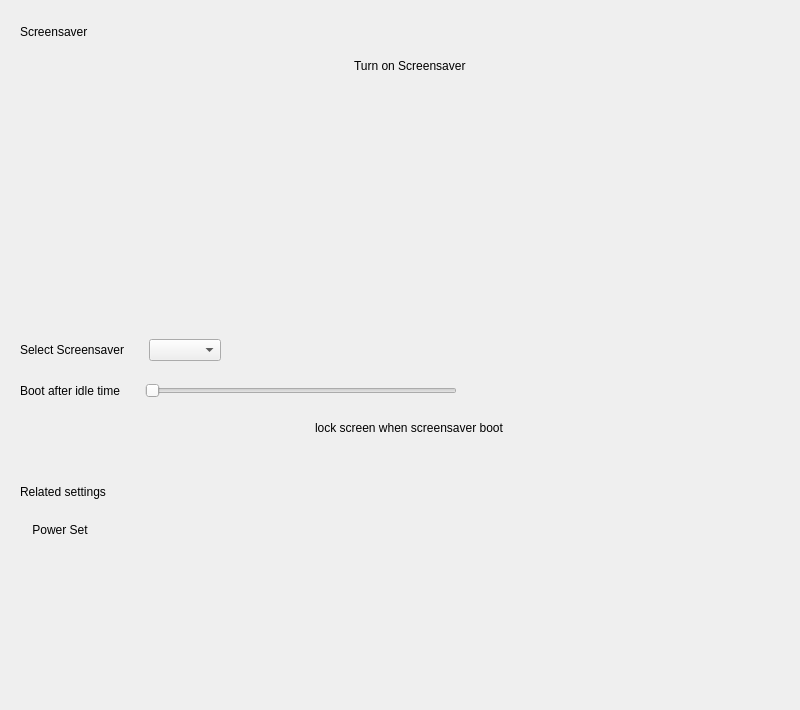
Qt form plugins/personalized/screensaver/screensaver.ui (ukui/ukui-control-center) before a commit.
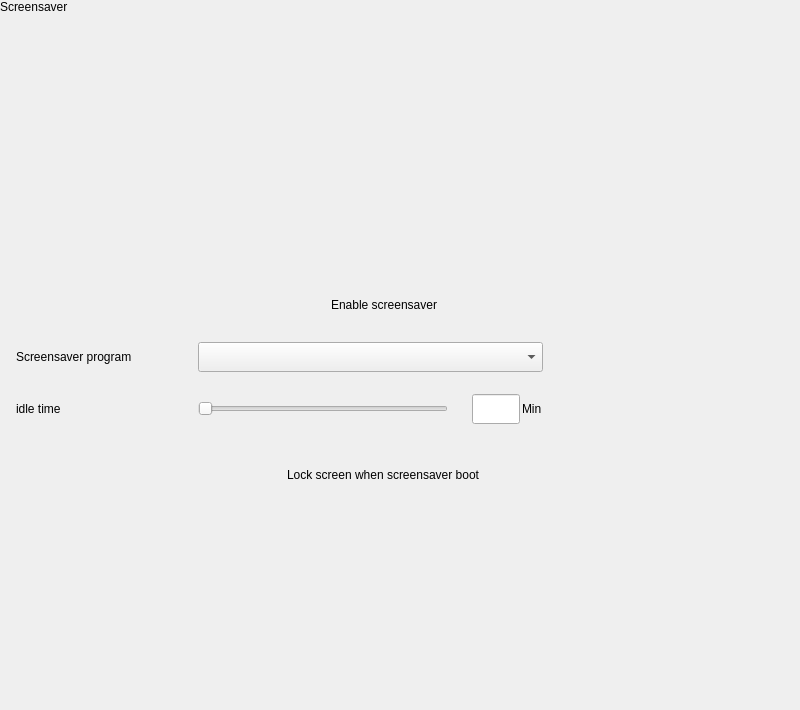
The same form after that commit.

The edit to the form file:
```diff
--- a/plugins/personalized/screensaver/screensaver.ui
+++ b/plugins/personalized/screensaver/screensaver.ui
@@ -12,14 +12,14 @@
   </property>
   <property name="minimumSize">
    <size>
-    <width>800</width>
-    <height>710</height>
+    <width>0</width>
+    <height>0</height>
    </size>
   </property>
   <property name="maximumSize">
    <size>
-    <width>800</width>
-    <height>710</height>
+    <width>16777215</width>
+    <height>16777215</height>
    </size>
   </property>
   <property name="windowTitle">
@@ -27,7 +27,7 @@
   </property>
   <layout class="QVBoxLayout" name="verticalLayout_2">
    <property name="spacing">
-    <number>0</number>
+    <number>2</number>
    </property>
    <property name="leftMargin">
     <number>0</number>
@@ -36,32 +36,13 @@
     <number>0</number>
    </property>
    <property name="rightMargin">
-    <number>0</number>
+    <number>32</number>
    </property>
    <property name="bottomMargin">
-    <number>0</number>
+    <number>40</number>
    </property>
    <item>
-    <widget class="QStackedWidget" name="StackedWidget">
-     <widget class="QWidget" name="Page1">
-      <layout class="QVBoxLayout" name="verticalLayout">
-       <property name="spacing">
-        <number>20</number>
-       </property>
-       <property name="leftMargin">
-        <number>20</number>
-       </property>
-       <property name="topMargin">
-        <number>25</number>
-       </property>
-       <property name="rightMargin">
-        <number>0</number>
-       </property>
-       <property name="bottomMargin">
-        <number>0</number>
-       </property>
-       <item>
-        <widget class="QLabel" name="label">
+    <widget class="QLabel" name="titleLabel">
          <property name="sizePolicy">
           <sizepolicy hsizetype="Fixed" vsizetype="Fixed">
            <horstretch>0</horstretch>
@@ -80,53 +61,28 @@
         </widget>
        </item>
        <item>
-        <layout class="QHBoxLayout" name="activeHLayout">
-         <property name="spacing">
-          <number>25</number>
-         </property>
-         <item>
-          <widget class="QLabel" name="label_8">
-           <property name="sizePolicy">
-            <sizepolicy hsizetype="Fixed" vsizetype="Fixed">
-             <horstretch>0</horstretch>
-             <verstretch>0</verstretch>
-            </sizepolicy>
-           </property>
-           <property name="text">
-            <string>Turn on Screensaver</string>
-           </property>
-           <property name="scaledContents">
-            <bool>true</bool>
-           </property>
-          </widget>
-         </item>
-        </layout>
-       </item>
+    <spacer name="verticalSpacer_2">
+     <property name="orientation">
+      <enum>Qt::Vertical</enum>
+     </property>
+     <property name="sizeType">
+      <enum>QSizePolicy::Fixed</enum>
+     </property>
+     <property name="sizeHint" stdset="0">
+      <size>
+       <width>20</width>
+       <height>14</height>
+      </size>
+     </property>
+    </spacer>
+   </item>
        <item>
-        <widget class="QWidget" name="widget" native="true">
-         <layout class="QVBoxLayout" name="verticalLayout_4">
+    <layout class="QHBoxLayout" name="horizontalLayout">
           <property name="spacing">
-           <number>20</number>
-          </property>
-          <property name="leftMargin">
-           <number>0</number>
-          </property>
-          <property name="topMargin">
            <number>0</number>
           </property>
           <property name="rightMargin">
-           <number>0</number>
-          </property>
-          <property name="bottomMargin">
-           <number>0</number>
-          </property>
-          <item>
-           <layout class="QHBoxLayout" name="horizontalLayout_6">
-            <property name="spacing">
-             <number>0</number>
-            </property>
-            <property name="leftMargin">
-             <number>0</number>
+      <number>9</number>
             </property>
             <item>
              <widget class="QWidget" name="previewWidget" native="true">
@@ -145,45 +101,6 @@
              </widget>
             </item>
             <item>
-             <spacer name="horizontalSpacer_4">
-              <property name="orientation">
-               <enum>Qt::Horizontal</enum>
-              </property>
-              <property name="sizeHint" stdset="0">
-               <size>
-                <width>40</width>
-                <height>20</height>
-               </size>
-              </property>
-             </spacer>
-            </item>
-           </layout>
-          </item>
-          <item>
-           <layout class="QHBoxLayout" name="horizontalLayout_7">
-            <property name="spacing">
-             <number>25</number>
-            </property>
-            <item>
-             <widget class="QLabel" name="label_3">
-              <property name="sizePolicy">
-               <sizepolicy hsizetype="Fixed" vsizetype="Fixed">
-                <horstretch>0</horstretch>
-                <verstretch>0</verstretch>
-               </sizepolicy>
-              </property>
-              <property name="text">
-               <string>Select Screensaver</string>
-              </property>
-              <property name="scaledContents">
-               <bool>true</bool>
-              </property>
-             </widget>
-            </item>
-            <item>
-             <widget class="QComboBox" name="comboBox"/>
-            </item>
-            <item>
              <spacer name="horizontalSpacer">
               <property name="orientation">
                <enum>Qt::Horizontal</enum>
@@ -199,91 +116,6 @@
            </layout>
           </item>
           <item>
-           <layout class="QHBoxLayout" name="horizontalLayout_2">
-            <property name="spacing">
-             <number>25</number>
-            </property>
-            <item>
-             <widget class="QLabel" name="label_4">
-              <property name="sizePolicy">
-               <sizepolicy hsizetype="Fixed" vsizetype="Fixed">
-                <horstretch>0</horstretch>
-                <verstretch>0</verstretch>
-               </sizepolicy>
-              </property>
-              <property name="text">
-               <string>Boot after idle time</string>
-              </property>
-              <property name="scaledContents">
-               <bool>true</bool>
-              </property>
-             </widget>
-            </item>
-            <item>
-             <widget class="QSlider" name="idleSlider">
-              <property name="orientation">
-               <enum>Qt::Horizontal</enum>
-              </property>
-             </widget>
-            </item>
-            <item>
-             <widget class="QLabel" name="idleLabel">
-              <property name="sizePolicy">
-               <sizepolicy hsizetype="Fixed" vsizetype="Fixed">
-                <horstretch>0</horstretch>
-                <verstretch>0</verstretch>
-               </sizepolicy>
-              </property>
-              <property name="text">
-               <string/>
-              </property>
-              <property name="scaledContents">
-               <bool>true</bool>
-              </property>
-             </widget>
-            </item>
-            <item>
-             <spacer name="horizontalSpacer_2">
-              <property name="orientation">
-               <enum>Qt::Horizontal</enum>
-              </property>
-              <property name="sizeHint" stdset="0">
-               <size>
-                <width>40</width>
-                <height>20</height>
-               </size>
-              </property>
-             </spacer>
-            </item>
-           </layout>
-          </item>
-          <item>
-           <layout class="QHBoxLayout" name="lockHLayout">
-            <property name="spacing">
-             <number>25</number>
-            </property>
-            <item>
-             <widget class="QLabel" name="label_5">
-              <property name="sizePolicy">
-               <sizepolicy hsizetype="Fixed" vsizetype="Fixed">
-                <horstretch>0</horstretch>
-                <verstretch>0</verstretch>
-               </sizepolicy>
-              </property>
-              <property name="text">
-               <string>lock screen when screensaver boot</string>
-              </property>
-              <property name="scaledContents">
-               <bool>true</bool>
-              </property>
-             </widget>
-            </item>
-           </layout>
-          </item>
-         </layout>
-        </widget>
-       </item>
-       <item>
         <spacer name="verticalSpacer">
          <property name="orientation">
           <enum>Qt::Vertical</enum>
@@ -294,13 +126,54 @@
          <property name="sizeHint" stdset="0">
           <size>
            <width>20</width>
-           <height>30</height>
+       <height>22</height>
           </size>
          </property>
         </spacer>
        </item>
        <item>
-        <widget class="QLabel" name="label_6">
+    <widget class="QWidget" name="enableWidget" native="true">
+     <property name="minimumSize">
+      <size>
+       <width>0</width>
+       <height>50</height>
+      </size>
+     </property>
+     <property name="maximumSize">
+      <size>
+       <width>16777215</width>
+       <height>50</height>
+      </size>
+     </property>
+     <layout class="QHBoxLayout" name="horizontalLayout_3">
+      <property name="spacing">
+       <number>0</number>
+      </property>
+      <property name="leftMargin">
+       <number>0</number>
+      </property>
+      <property name="topMargin">
+       <number>0</number>
+      </property>
+      <property name="rightMargin">
+       <number>0</number>
+      </property>
+      <property name="bottomMargin">
+       <number>0</number>
+      </property>
+      <item>
+       <layout class="QHBoxLayout" name="enableHorLayout">
+        <property name="spacing">
+         <number>0</number>
+        </property>
+        <property name="leftMargin">
+         <number>16</number>
+        </property>
+        <property name="rightMargin">
+         <number>16</number>
+        </property>
+        <item>
+         <widget class="QLabel" name="label">
          <property name="sizePolicy">
           <sizepolicy hsizetype="Fixed" vsizetype="Fixed">
            <horstretch>0</horstretch>
@@ -308,25 +181,94 @@
           </sizepolicy>
          </property>
          <property name="text">
-          <string>Related settings</string>
-         </property>
-         <property name="scaledContents">
-          <bool>true</bool>
-         </property>
-         <property name="stylesize" stdset="0">
-          <string notr="true">title1#</string>
-         </property>
+           <string>Enable screensaver</string>
+          </property>
+         </widget>
+        </item>
+       </layout>
+      </item>
+     </layout>
         </widget>
        </item>
        <item>
+    <widget class="QWidget" name="programWidget" native="true">
+     <property name="minimumSize">
+      <size>
+       <width>0</width>
+       <height>50</height>
+      </size>
+     </property>
+     <property name="maximumSize">
+      <size>
+       <width>16777215</width>
+       <height>50</height>
+      </size>
+     </property>
         <layout class="QHBoxLayout" name="horizontalLayout_5">
+      <property name="spacing">
+       <number>0</number>
+      </property>
+      <property name="leftMargin">
+       <number>0</number>
+      </property>
+      <property name="topMargin">
+       <number>0</number>
+      </property>
+      <property name="rightMargin">
+       <number>0</number>
+      </property>
+      <property name="bottomMargin">
+       <number>0</number>
+      </property>
          <item>
-          <widget class="QPushButton" name="powerBtn">
+       <layout class="QHBoxLayout" name="horizontalLayout_4">
+        <property name="spacing">
+         <number>0</number>
+        </property>
+        <property name="leftMargin">
+         <number>16</number>
+        </property>
+        <property name="rightMargin">
+         <number>16</number>
+        </property>
+        <item>
+         <widget class="QLabel" name="programLabel">
+          <property name="sizePolicy">
+           <sizepolicy hsizetype="Fixed" vsizetype="Fixed">
+            <horstretch>0</horstretch>
+            <verstretch>0</verstretch>
+           </sizepolicy>
+          </property>
+          <property name="minimumSize">
+           <size>
+            <width>182</width>
+            <height>0</height>
+           </size>
+          </property>
+          <property name="maximumSize">
+           <size>
+            <width>182</width>
+            <height>16777215</height>
+           </size>
+          </property>
            <property name="text">
-            <string>Power Set</string>
-           </property>
-           <property name="flat">
-            <bool>true</bool>
+           <string>Screensaver program</string>
+          </property>
+         </widget>
+        </item>
+        <item>
+         <widget class="QComboBox" name="comboBox">
+          <property name="minimumSize">
+           <size>
+            <width>345</width>
+            <height>30</height>
+           </size>
+          </property>
+          <property name="maximumSize">
+           <size>
+            <width>345</width>
+            <height>30</height>
+           </size>
            </property>
           </widget>
          </item>
@@ -345,25 +287,260 @@
          </item>
         </layout>
        </item>
+     </layout>
+    </widget>
+   </item>
+   <item>
+    <widget class="QWidget" name="idleWidget" native="true">
+     <property name="minimumSize">
+      <size>
+       <width>0</width>
+       <height>50</height>
+      </size>
+     </property>
+     <property name="maximumSize">
+      <size>
+       <width>16777215</width>
+       <height>50</height>
+      </size>
+     </property>
+     <layout class="QHBoxLayout" name="horizontalLayout_7">
+      <property name="spacing">
+       <number>0</number>
+      </property>
+      <property name="leftMargin">
+       <number>0</number>
+      </property>
+      <property name="topMargin">
+       <number>0</number>
+      </property>
+      <property name="rightMargin">
+       <number>0</number>
+      </property>
+      <property name="bottomMargin">
+       <number>0</number>
+      </property>
+      <item>
+       <layout class="QHBoxLayout" name="horizontalLayout_6">
+        <property name="spacing">
+         <number>0</number>
+        </property>
+        <property name="leftMargin">
+         <number>16</number>
+        </property>
+        <property name="rightMargin">
+         <number>16</number>
+        </property>
+        <item>
+         <widget class="QLabel" name="label_2">
+          <property name="sizePolicy">
+           <sizepolicy hsizetype="Fixed" vsizetype="Fixed">
+            <horstretch>0</horstretch>
+            <verstretch>0</verstretch>
+           </sizepolicy>
+          </property>
+          <property name="minimumSize">
+           <size>
+            <width>182</width>
+            <height>0</height>
+           </size>
+          </property>
+          <property name="maximumSize">
+           <size>
+            <width>182</width>
+            <height>16777215</height>
+           </size>
+          </property>
+          <property name="text">
+           <string>idle time</string>
+          </property>
+         </widget>
+        </item>
+        <item>
+         <widget class="QSlider" name="idleSlider">
+          <property name="minimumSize">
+           <size>
+            <width>250</width>
+            <height>0</height>
+           </size>
+          </property>
+          <property name="maximumSize">
+           <size>
+            <width>250</width>
+            <height>16777215</height>
+           </size>
+          </property>
+          <property name="orientation">
+           <enum>Qt::Horizontal</enum>
+          </property>
+         </widget>
+        </item>
+        <item>
+         <spacer name="horizontalSpacer_6">
+          <property name="orientation">
+           <enum>Qt::Horizontal</enum>
+          </property>
+          <property name="sizeType">
+           <enum>QSizePolicy::Fixed</enum>
+          </property>
+          <property name="sizeHint" stdset="0">
+           <size>
+            <width>24</width>
+            <height>20</height>
+           </size>
+          </property>
+         </spacer>
+        </item>
+        <item>
+         <widget class="QLineEdit" name="idleLineEdit">
+          <property name="minimumSize">
+           <size>
+            <width>48</width>
+            <height>30</height>
+           </size>
+          </property>
+          <property name="maximumSize">
+           <size>
+            <width>48</width>
+            <height>30</height>
+           </size>
+          </property>
+         </widget>
+        </item>
+        <item>
+         <spacer name="horizontalSpacer_7">
+          <property name="orientation">
+           <enum>Qt::Horizontal</enum>
+          </property>
+          <property name="sizeType">
+           <enum>QSizePolicy::Fixed</enum>
+          </property>
+          <property name="sizeHint" stdset="0">
+           <size>
+            <width>2</width>
+            <height>20</height>
+           </size>
+          </property>
+         </spacer>
+        </item>
+        <item>
+         <widget class="QLabel" name="label_3">
+          <property name="sizePolicy">
+           <sizepolicy hsizetype="Fixed" vsizetype="Fixed">
+            <horstretch>0</horstretch>
+            <verstretch>0</verstretch>
+           </sizepolicy>
+          </property>
+          <property name="text">
+           <string>Min</string>
+          </property>
+         </widget>
+        </item>
+        <item>
+         <spacer name="horizontalSpacer_4">
+          <property name="orientation">
+           <enum>Qt::Horizontal</enum>
+          </property>
+          <property name="sizeHint" stdset="0">
+           <size>
+            <width>40</width>
+            <height>20</height>
+           </size>
+          </property>
+         </spacer>
+        </item>
+       </layout>
+      </item>
+     </layout>
+    </widget>
+   </item>
        <item>
         <spacer name="verticalSpacer_3">
          <property name="orientation">
           <enum>Qt::Vertical</enum>
          </property>
          <property name="sizeType">
-          <enum>QSizePolicy::Expanding</enum>
+      <enum>QSizePolicy::Fixed</enum>
          </property>
          <property name="sizeHint" stdset="0">
           <size>
            <width>20</width>
-           <height>10</height>
+       <height>14</height>
           </size>
          </property>
         </spacer>
        </item>
-      </layout>
-     </widget>
-    </widget>
+   <item>
+    <widget class="QWidget" name="lockWidget" native="true">
+     <property name="minimumSize">
+      <size>
+       <width>0</width>
+       <height>50</height>
+      </size>
+     </property>
+     <property name="maximumSize">
+      <size>
+       <width>16777215</width>
+       <height>50</height>
+      </size>
+     </property>
+     <layout class="QHBoxLayout" name="horizontalLayout_9">
+      <property name="spacing">
+       <number>0</number>
+      </property>
+      <property name="leftMargin">
+       <number>0</number>
+      </property>
+      <property name="topMargin">
+       <number>0</number>
+      </property>
+      <property name="rightMargin">
+       <number>0</number>
+      </property>
+      <property name="bottomMargin">
+       <number>0</number>
+      </property>
+      <item>
+       <layout class="QHBoxLayout" name="lockHorLayout">
+        <property name="spacing">
+         <number>0</number>
+        </property>
+        <property name="leftMargin">
+         <number>16</number>
+        </property>
+        <property name="rightMargin">
+         <number>16</number>
+        </property>
+        <item>
+         <widget class="QLabel" name="label_5">
+          <property name="sizePolicy">
+           <sizepolicy hsizetype="Fixed" vsizetype="Fixed">
+            <horstretch>0</horstretch>
+            <verstretch>0</verstretch>
+           </sizepolicy>
+          </property>
+          <property name="text">
+           <string>Lock screen when screensaver boot</string>
+          </property>
+         </widget>
+        </item>
+       </layout>
+      </item>
+     </layout>
+    </widget>
+   </item>
+   <item>
+    <spacer name="verticalSpacer_4">
+     <property name="orientation">
+      <enum>Qt::Vertical</enum>
+     </property>
+     <property name="sizeHint" stdset="0">
+      <size>
+       <width>20</width>
+       <height>40</height>
+      </size>
+     </property>
+    </spacer>
    </item>
   </layout>
  </widget>
```
Left out of the diff: 6 changed lines with no effect on the pictures. Lines whose indentation alone changed are shown as unchanged.
